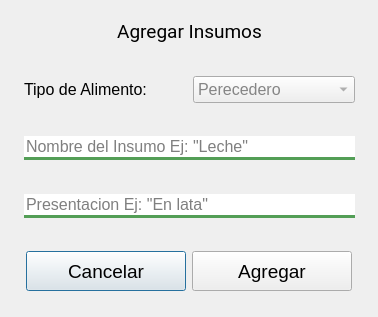
This is El-Patio/almacenista/almacenista_crear_insumo.ui in MrDanielG/IHC-ElPatio as Qt 5 draws it before an edit. The edited form follows.
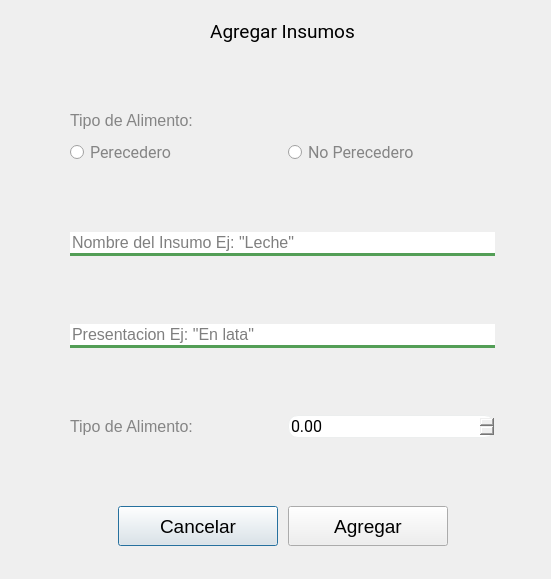
This is the edited form.

The edit to the form file:
```diff
--- a/El-Patio/almacenista/almacenista_crear_insumo.ui
+++ b/El-Patio/almacenista/almacenista_crear_insumo.ui
@@ -6,8 +6,8 @@
    <rect>
     <x>0</x>
     <y>0</y>
-    <width>378</width>
-    <height>317</height>
+    <width>551</width>
+    <height>579</height>
    </rect>
   </property>
   <property name="windowTitle">
@@ -16,13 +16,16 @@
   <widget class="QWidget" name="">
    <property name="geometry">
     <rect>
-     <x>24</x>
+     <x>70</x>
      <y>20</y>
-     <width>331</width>
-     <height>271</height>
+     <width>425</width>
+     <height>526</height>
     </rect>
    </property>
    <layout class="QVBoxLayout" name="verticalLayout">
+    <property name="spacing">
+     <number>10</number>
+    </property>
     <item>
      <widget class="QLabel" name="titulo">
       <property name="font">
@@ -40,7 +43,7 @@
      </widget>
     </item>
     <item>
-     <spacer name="verticalSpacer_3">
+     <spacer name="verticalSpacer_4">
       <property name="orientation">
        <enum>Qt::Vertical</enum>
       </property>
@@ -52,46 +55,59 @@
       </property>
      </spacer>
     </item>
+    <item>
+     <widget class="QLabel" name="titulo_2">
+      <property name="font">
+       <font>
+        <pointsize>12</pointsize>
+       </font>
+      </property>
+      <property name="styleSheet">
+       <string notr="true">color: rgb(133, 133, 133);</string>
+      </property>
+      <property name="text">
+       <string>Tipo de Alimento:</string>
+      </property>
+     </widget>
+    </item>
     <item>
      <layout class="QHBoxLayout" name="horizontalLayout_2">
       <item>
-       <widget class="QLabel" name="subTitulo">
+       <widget class="QRadioButton" name="btnPerecedero">
         <property name="font">
          <font>
-          <pointsize>12</pointsize>
-         </font>
-        </property>
-        <property name="text">
-         <string>Tipo de Alimento:</string>
-        </property>
-       </widget>
-      </item>
-      <item>
-       <widget class="QComboBox" name="tipoAlimento">
-        <property name="font">
-         <font>
+          <family>Roboto</family>
           <pointsize>12</pointsize>
          </font>
         </property>
         <property name="styleSheet">
          <string notr="true">color: rgb(133, 133, 133);</string>
         </property>
-        <item>
          <property name="text">
           <string>Perecedero</string>
          </property>
+       </widget>
         </item>
         <item>
+       <widget class="QRadioButton" name="btnNoPerecedero">
+        <property name="font">
+         <font>
+          <family>Roboto</family>
+          <pointsize>12</pointsize>
+         </font>
+        </property>
+        <property name="styleSheet">
+         <string notr="true">color: rgb(133, 133, 133);</string>
+        </property>
          <property name="text">
           <string>No Perecedero</string>
          </property>
-        </item>
        </widget>
       </item>
      </layout>
     </item>
     <item>
-     <spacer name="verticalSpacer_4">
+     <spacer name="verticalSpacer_6">
       <property name="orientation">
        <enum>Qt::Vertical</enum>
       </property>
@@ -161,6 +177,52 @@
       </property>
      </spacer>
     </item>
+    <item>
+     <layout class="QHBoxLayout" name="horizontalLayout_3">
+      <item>
+       <widget class="QLabel" name="titulo_3">
+        <property name="font">
+         <font>
+          <pointsize>12</pointsize>
+         </font>
+        </property>
+        <property name="styleSheet">
+         <string notr="true">color: rgb(133, 133, 133);</string>
+        </property>
+        <property name="text">
+         <string>Tipo de Alimento:</string>
+        </property>
+       </widget>
+      </item>
+      <item>
+       <widget class="QDoubleSpinBox" name="doubleSpinBox">
+        <property name="font">
+         <font>
+          <family>Roboto</family>
+          <pointsize>12</pointsize>
+         </font>
+        </property>
+        <property name="styleSheet">
+         <string notr="true">border-radius: 10px;
+border: 1px solid #ECEEEE;</string>
+        </property>
+       </widget>
+      </item>
+     </layout>
+    </item>
+    <item>
+     <spacer name="verticalSpacer_5">
+      <property name="orientation">
+       <enum>Qt::Vertical</enum>
+      </property>
+      <property name="sizeHint" stdset="0">
+       <size>
+        <width>20</width>
+        <height>40</height>
+       </size>
+      </property>
+     </spacer>
+    </item>
     <item>
      <layout class="QHBoxLayout" name="horizontalLayout">
       <item>
```
Lines whose indentation alone changed are shown as unchanged.
